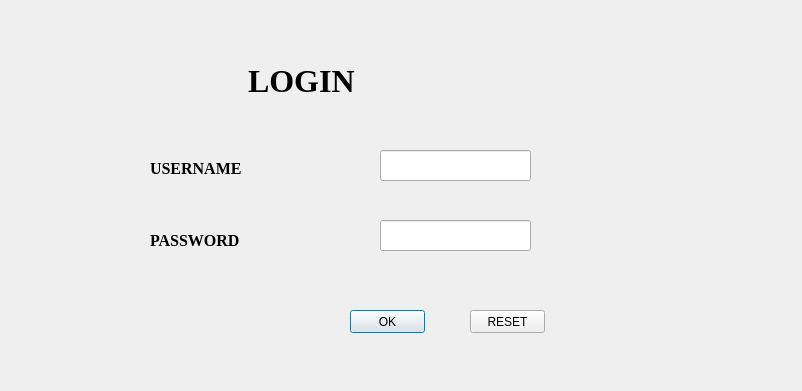
Above: MailerGui/Interface/GUI/login.ui from Geek-ubaid/mailer-gui before the change. Below: the same form after it.
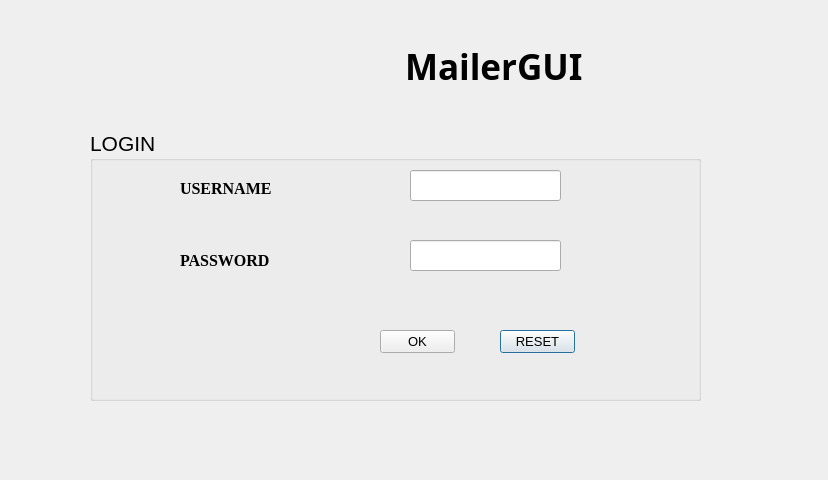
That is the form after the change. Icons and pictures are not drawn.

The edit to the form file:
```diff
--- a/MailerGui/Interface/GUI/login.ui
+++ b/MailerGui/Interface/GUI/login.ui
@@ -6,39 +6,92 @@
    <rect>
     <x>0</x>
     <y>0</y>
-    <width>802</width>
-    <height>391</height>
+    <width>828</width>
+    <height>480</height>
    </rect>
   </property>
   <property name="windowTitle">
    <string>Dialog</string>
   </property>
-  <widget class="QLabel" name="title">
+  <widget class="QGroupBox" name="groupBox">
    <property name="geometry">
     <rect>
-     <x>240</x>
-     <y>60</y>
-     <width>251</width>
-     <height>41</height>
+     <x>90</x>
+     <y>130</y>
+     <width>611</width>
+     <height>271</height>
     </rect>
    </property>
    <property name="font">
     <font>
-     <family>Times New Roman</family>
-     <pointsize>24</pointsize>
-     <weight>75</weight>
-     <bold>true</bold>
+     <family>Arial</family>
+     <pointsize>16</pointsize>
     </font>
    </property>
+   <property name="title">
+    <string>LOGIN</string>
+   </property>
+   <widget class="QLineEdit" name="pass">
+    <property name="geometry">
+     <rect>
+      <x>320</x>
+      <y>110</y>
+      <width>151</width>
+      <height>31</height>
+     </rect>
+    </property>
+   </widget>
+   <widget class="QPushButton" name="reset">
+    <property name="geometry">
+     <rect>
+      <x>410</x>
+      <y>200</y>
+      <width>75</width>
+      <height>23</height>
+     </rect>
+    </property>
+    <property name="font">
+     <font>
+      <pointsize>10</pointsize>
+     </font>
+    </property>
    <property name="text">
-    <string> LOGIN</string>
+     <string>RESET</string>
+    </property>
+   </widget>
+   <widget class="QLineEdit" name="user">
+    <property name="geometry">
+     <rect>
+      <x>320</x>
+      <y>40</y>
+      <width>151</width>
+      <height>31</height>
+     </rect>
+    </property>
+   </widget>
+   <widget class="QPushButton" name="login">
+    <property name="geometry">
+     <rect>
+      <x>290</x>
+      <y>200</y>
+      <width>75</width>
+      <height>23</height>
+     </rect>
+    </property>
+    <property name="font">
+     <font>
+      <pointsize>10</pointsize>
+     </font>
+    </property>
+    <property name="text">
+     <string>OK</string>
    </property>
   </widget>
   <widget class="QLabel" name="username">
    <property name="geometry">
     <rect>
-     <x>150</x>
-     <y>160</y>
+      <x>90</x>
+      <y>50</y>
      <width>111</width>
      <height>16</height>
     </rect>
@@ -58,8 +111,8 @@
   <widget class="QLabel" name="password">
    <property name="geometry">
     <rect>
-     <x>150</x>
-     <y>230</y>
+      <x>90</x>
+      <y>120</y>
      <width>101</width>
      <height>21</height>
     </rect>
@@ -76,53 +129,59 @@
     <string>PASSWORD</string>
    </property>
   </widget>
-  <widget class="QPushButton" name="login">
+  </widget>
+  <widget class="QWidget" name="">
    <property name="geometry">
     <rect>
-     <x>350</x>
-     <y>310</y>
-     <width>75</width>
-     <height>23</height>
+     <x>240</x>
+     <y>30</y>
+     <width>371</width>
+     <height>72</height>
     </rect>
    </property>
-   <property name="text">
-    <string>OK</string>
-   </property>
-  </widget>
-  <widget class="QPushButton" name="reset">
-   <property name="geometry">
-    <rect>
-     <x>470</x>
-     <y>310</y>
-     <width>75</width>
-     <height>23</height>
-    </rect>
-   </property>
+   <layout class="QGridLayout" name="gridLayout">
+    <property name="leftMargin">
+     <number>31</number>
+    </property>
+    <property name="rightMargin">
+     <number>28</number>
+    </property>
+    <property name="horizontalSpacing">
+     <number>29</number>
+    </property>
+    <property name="verticalSpacing">
+     <number>17</number>
+    </property>
+    <item row="0" column="0">
+     <widget class="QLabel" name="label">
    <property name="text">
-    <string>RESET</string>
-   </property>
-  </widget>
-  <widget class="QLineEdit" name="user">
-   <property name="geometry">
-    <rect>
-     <x>380</x>
-     <y>150</y>
-     <width>151</width>
-     <height>31</height>
-    </rect>
-   </property>
-  </widget>
-  <widget class="QLineEdit" name="pass">
-   <property name="geometry">
-    <rect>
-     <x>380</x>
-     <y>220</y>
-     <width>151</width>
-     <height>31</height>
-    </rect>
-   </property>
-  </widget>
- </widget>
- <resources/>
+       <string/>
+      </property>
+      <property name="pixmap">
+       <pixmap>../../Data/logo-mailer.png</pixmap>
+      </property>
+     </widget>
+    </item>
+    <item row="0" column="1">
+     <widget class="QLabel" name="label_2">
+      <property name="font">
+       <font>
+        <family>Malgun Gothic</family>
+        <pointsize>26</pointsize>
+        <weight>75</weight>
+        <bold>true</bold>
+       </font>
+      </property>
+      <property name="text">
+       <string>MailerGUI</string>
+      </property>
+     </widget>
+    </item>
+   </layout>
+  </widget>
+ </widget>
+ <resources>
+  <include location="../../Data/Icons.qrc"/>
+ </resources>
  <connections/>
 </ui>
```
Lines whose indentation alone changed are shown as unchanged.
